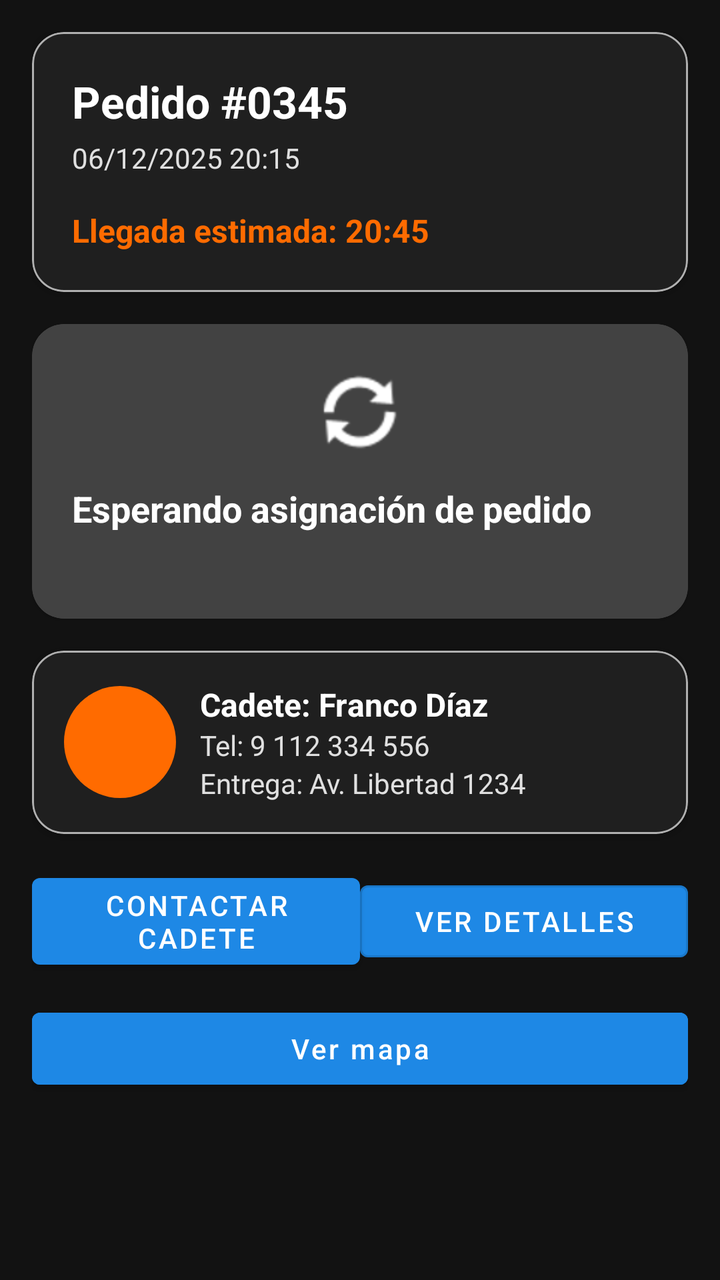
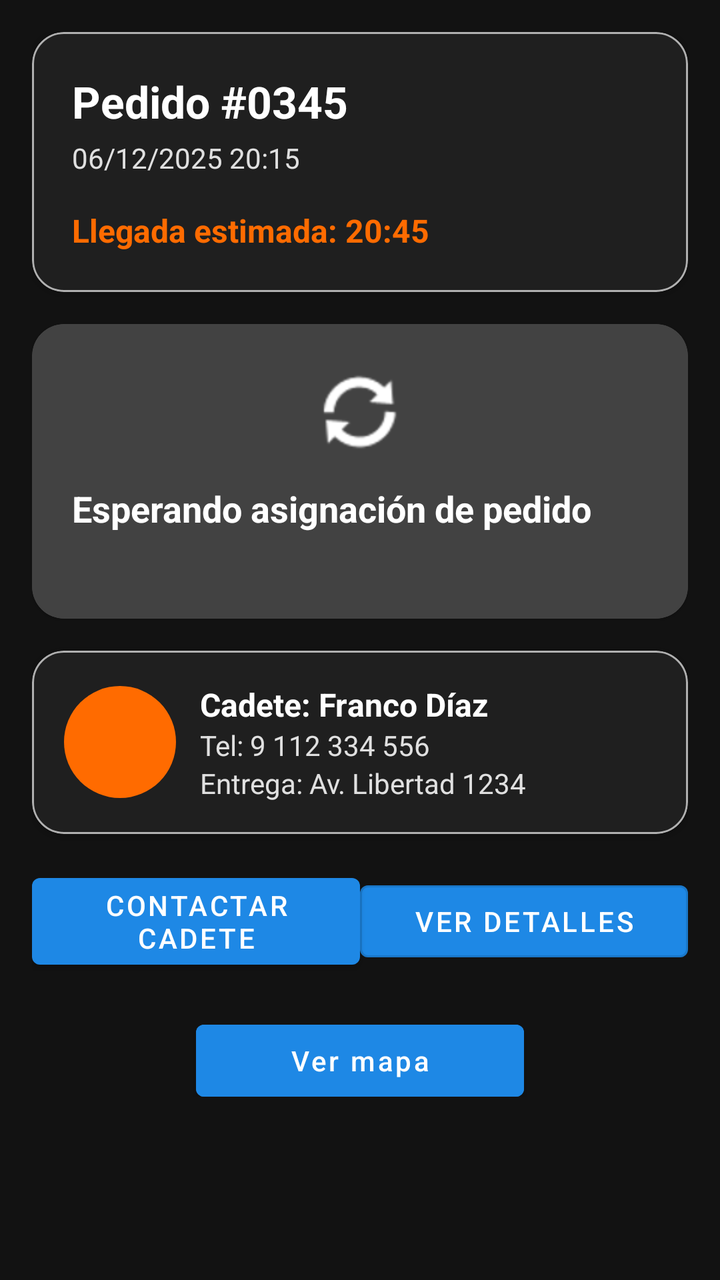

The first picture is an Android layout as it rendered before a commit; the second is the same layout after the commit. The layout source and the unified diff follow.
<!-- AndroidManifest.xml: application theme Theme.MiRotiMobile -->
<!-- res/layout/fragment_tracking.xml -->
<?xml version="1.0" encoding="utf-8"?>
<layout xmlns:android="http://schemas.android.com/apk/res/android"
    xmlns:app="http://schemas.android.com/apk/res-auto">

    <data />

    <androidx.core.widget.NestedScrollView
        android:layout_width="match_parent"
        android:layout_height="match_parent"
        android:fitsSystemWindows="true"
        android:padding="16dp"
        android:paddingTop="?attr/actionBarSize"
        android:background="@color/background_dark">

        <LinearLayout
            android:layout_width="match_parent"
            android:layout_height="wrap_content"
            android:orientation="vertical">

            <com.google.android.material.card.MaterialCardView
                android:layout_width="match_parent"
                android:layout_height="wrap_content"
                android:layout_marginBottom="16dp"
                app:cardCornerRadius="16dp"
                app:cardBackgroundColor="@color/surface_dark"
                app:strokeColor="@color/nav_icon_inactive"
                app:strokeWidth="1dp">

                <LinearLayout
                    android:layout_width="match_parent"
                    android:layout_height="wrap_content"
                    android:orientation="vertical"
                    android:padding="20dp">

                    <TextView
                        android:id="@+id/txtTrackingTitle"
                        android:layout_width="wrap_content"
                        android:layout_height="wrap_content"
                        android:text="Pedido #0345"
                        android:textColor="@color/white"
                        android:textSize="22sp"
                        android:textStyle="bold" />

                    <TextView
                        android:id="@+id/txtTrackingSubtitle"
                        android:layout_width="wrap_content"
                        android:layout_height="wrap_content"
                        android:layout_marginTop="4dp"
                        android:text="06/12/2025 20:15"
                        android:textColor="@color/text_light"
                        android:textSize="14sp" />

                    <TextView
                        android:id="@+id/txtArrivalTime"
                        android:layout_width="wrap_content"
                        android:layout_height="wrap_content"
                        android:layout_marginTop="16dp"
                        android:text="Llegada estimada: 20:45"
                        android:textColor="@color/miroti_orange"
                        android:textSize="16sp"
                        android:textStyle="bold" />
                </LinearLayout>
            </com.google.android.material.card.MaterialCardView>

            <com.google.android.material.card.MaterialCardView
                android:id="@+id/cardEstadoPedido"
                android:layout_width="match_parent"
                android:layout_height="wrap_content"
                android:layout_marginBottom="16dp"
                app:cardCornerRadius="16dp"
                app:cardBackgroundColor="@color/cadete_state_espera"
                app:strokeColor="@color/cadete_state_espera"
                app:strokeWidth="1dp">

                <LinearLayout
                    android:layout_width="match_parent"
                    android:layout_height="wrap_content"
                    android:orientation="vertical"
                    android:padding="20dp">

                    <ImageView
                        android:id="@+id/imgEstadoIcon"
                        android:layout_width="48dp"
                        android:layout_height="48dp"
                        android:layout_gravity="center_horizontal"
                        android:tint="@color/white"
                        android:src="@android:drawable/ic_popup_sync" />

                    <TextView
                        android:id="@+id/txtEstadoTitle"
                        android:layout_width="wrap_content"
                        android:layout_height="wrap_content"
                        android:layout_marginTop="12dp"
                        android:text="Esperando asignación de pedido"
                        android:textColor="@color/white"
                        android:textSize="18sp"
                        android:textStyle="bold" />

                    <TextView
                        android:id="@+id/txtEstadoDescription"
                        android:layout_width="wrap_content"
                        android:layout_height="wrap_content"
                        android:textColor="@color/text_light"
                        android:layout_marginTop="4dp" />
                </LinearLayout>
            </com.google.android.material.card.MaterialCardView>

            <com.google.android.material.card.MaterialCardView
                android:layout_width="match_parent"
                android:layout_height="wrap_content"
                app:cardCornerRadius="16dp"
                app:cardBackgroundColor="@color/surface_dark"
                app:strokeColor="@color/nav_icon_inactive"
                app:strokeWidth="1dp">

                <LinearLayout
                    android:layout_width="match_parent"
                    android:layout_height="wrap_content"
                    android:orientation="horizontal"
                    android:padding="16dp"
                    android:gravity="center_vertical">

                    <View
                        android:layout_width="56dp"
                        android:layout_height="56dp"
                        android:background="@drawable/bg_circle_orange" />

                    <LinearLayout
                        android:layout_width="0dp"
                        android:layout_height="wrap_content"
                        android:layout_weight="1"
                        android:orientation="vertical"
                        android:layout_marginStart="12dp">

                        <TextView
                            android:id="@+id/txtCadeteName"
                            android:layout_width="wrap_content"
                            android:layout_height="wrap_content"
                            android:text="Cadete: Franco Díaz"
                            android:textColor="@color/white"
                            android:textSize="16sp"
                            android:textStyle="bold" />

                        <TextView
                            android:id="@+id/txtCadetePhone"
                            android:layout_width="wrap_content"
                            android:layout_height="wrap_content"
                            android:text="Tel: 9 112 334 556"
                            android:textColor="@color/text_light"
                            android:textSize="14sp" />

                    <TextView
                        android:id="@+id/txtCadeteAddress"
                        android:layout_width="wrap_content"
                        android:layout_height="wrap_content"
                        android:text="Entrega: Av. Libertad 1234"
                        android:textColor="@color/text_light"
                        android:textSize="14sp" />
                    </LinearLayout>
                </LinearLayout>
            </com.google.android.material.card.MaterialCardView>

            <LinearLayout
                android:layout_width="match_parent"
                android:layout_height="wrap_content"
                android:orientation="horizontal"
                android:layout_marginTop="16dp"
                android:gravity="center_vertical"
                android:weightSum="2">

                <com.google.android.material.button.MaterialButton
                    android:id="@+id/btnContactarCadete"
                    style="@style/Widget.MaterialComponents.Button"
                    android:layout_width="0dp"
                    android:layout_height="wrap_content"
                    android:layout_weight="1"
                    android:text="CONTACTAR CADETE"
                    android:textAllCaps="false"
                    app:backgroundTint="@color/cadete_state_activo"
                    android:textColor="@color/cadete_text_primary" />

                <com.google.android.material.button.MaterialButton
                    android:id="@+id/btnVerDetalles"
                    style="@style/Widget.MaterialComponents.Button.OutlinedButton"
                    android:layout_width="0dp"
                    android:layout_height="wrap_content"
                    android:layout_weight="1"
                    android:text="VER DETALLES"
                    android:textAllCaps="false"
                    app:backgroundTint="@color/cadete_state_activo"
                    android:textColor="@color/cadete_text_primary" />
                </LinearLayout>

            <com.google.android.material.button.MaterialButton
                android:id="@+id/btnAbrirMapaCliente"
                android:layout_width="match_parent"
                android:layout_height="wrap_content"
                android:text="Ver mapa"
                android:textAllCaps="false"
                android:layout_marginTop="12dp"
                android:backgroundTint="@color/cadete_state_activo"
                android:textColor="@color/cadete_text_primary" />
        </LinearLayout>
    </androidx.core.widget.NestedScrollView>
</layout>
<!-- resources referenced by this layout -->
<resources>
  <color name="background_dark">#121212</color>
  <color name="cadete_state_activo">#1E88E5</color>
  <color name="cadete_state_espera">#424242</color>
  <color name="cadete_text_primary">#FFFFFF</color>
  <color name="miroti_orange">#FF6B00</color>
  <color name="nav_icon_inactive">#B0B0B0</color>
  <color name="surface_dark">#1F1F1F</color>
  <color name="text_light">#E0E0E0</color>
  <color name="white">#FFFFFFFF</color>
  <!-- drawable bg_circle_orange (drawable) -->
  <?xml version="1.0" encoding="utf-8"?>
  <shape xmlns:android="http://schemas.android.com/apk/res/android"
      android:shape="oval">
      <solid android:color="#FF6B00"/>
  </shape>
  <style name="Theme.MiRotiMobile" parent="Base.Theme.MiRotiMobile" />
  <style name="Base.Theme.MiRotiMobile" parent="Theme.MaterialComponents.DayNight.NoActionBar">
          <item name="colorPrimary">#FCA311</item>
          <item name="colorPrimaryVariant">#E59500</item>
          <item name="colorOnPrimary">#FFFFFF</item>
      </style>
</resources>

<!-- the commit's change to res/layout/fragment_tracking.xml (unified diff, before → after) -->
@@ -165,7 +165,7 @@
                 android:layout_height="wrap_content"
                 android:orientation="horizontal"
                 android:layout_marginTop="16dp"
-                android:gravity="center_vertical"
+                android:gravity="center"
                 android:weightSum="2">
 
                 <com.google.android.material.button.MaterialButton
@@ -191,15 +191,24 @@
                     android:textColor="@color/cadete_text_primary" />
                 </LinearLayout>
 
-            <com.google.android.material.button.MaterialButton
-                android:id="@+id/btnAbrirMapaCliente"
-                android:layout_width="match_parent"
-                android:layout_height="wrap_content"
-                android:text="Ver mapa"
-                android:textAllCaps="false"
-                android:layout_marginTop="12dp"
-                android:backgroundTint="@color/cadete_state_activo"
-                android:textColor="@color/cadete_text_primary" />
+            <LinearLayout
+                android:layout_width="match_parent"
+                android:layout_height="wrap_content"
+                android:orientation="horizontal"
+                android:gravity="center"
+                android:weightSum="2">
+
+                <com.google.android.material.button.MaterialButton
+                    android:id="@+id/btnAbrirMapaCliente"
+                    android:layout_width="0dp"
+                    android:layout_height="wrap_content"
+                    android:layout_weight="1"
+                    android:text="Ver mapa"
+                    android:textAllCaps="false"
+                    android:layout_marginTop="12dp"
+                    android:backgroundTint="@color/cadete_state_activo"
+                    android:textColor="@color/cadete_text_primary" />
+            </LinearLayout>
         </LinearLayout>
     </androidx.core.widget.NestedScrollView>
 </layout>
